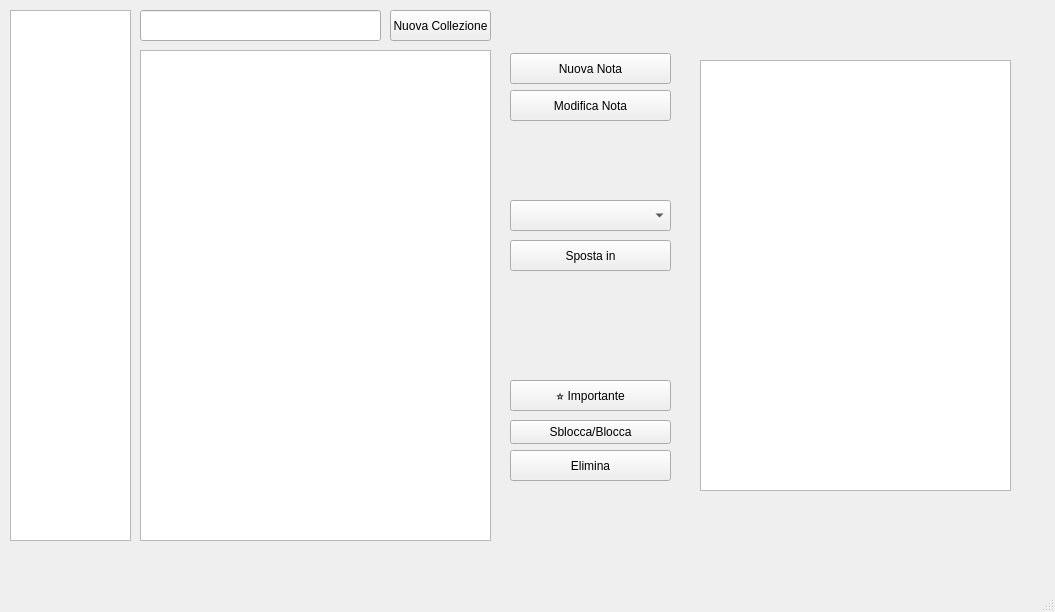
RiccardoFagiuoli/NoteLab, file mainwindow.ui: the form before one commit.
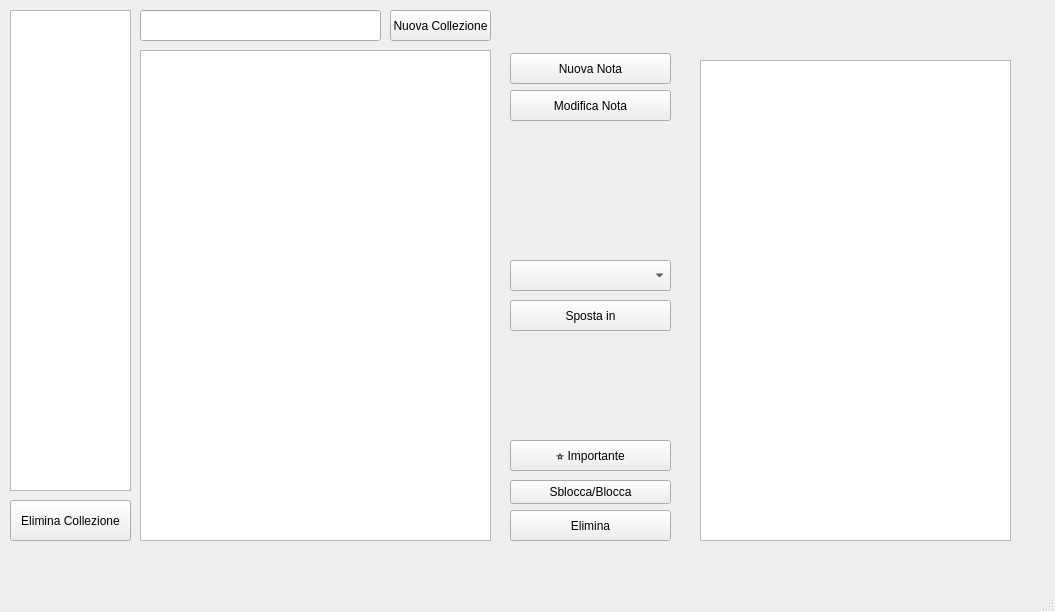
The form after the commit.

Commit message: Vari problemi risolti tra cui cancellazione di una collezione portava alla perdita delle note contenute nella memoroia

Patch:
```diff
--- a/mainwindow.ui
+++ b/mainwindow.ui
@@ -44,7 +44,7 @@
       <property name="geometry">
        <rect>
         <x>510</x>
-        <y>450</y>
+        <y>510</y>
         <width>161</width>
         <height>31</height>
        </rect>
@@ -57,7 +57,7 @@
       <property name="geometry">
        <rect>
         <x>510</x>
-        <y>240</y>
+        <y>300</y>
         <width>161</width>
         <height>31</height>
        </rect>
@@ -70,7 +70,7 @@
       <property name="geometry">
        <rect>
         <x>510</x>
-        <y>200</y>
+        <y>260</y>
         <width>161</width>
         <height>31</height>
        </rect>
@@ -92,7 +92,7 @@
         <x>10</x>
         <y>10</y>
         <width>121</width>
-        <height>531</height>
+        <height>481</height>
        </rect>
       </property>
      </widget>
@@ -110,7 +110,7 @@
       <property name="geometry">
        <rect>
         <x>510</x>
-        <y>380</y>
+        <y>440</y>
         <width>161</width>
         <height>31</height>
        </rect>
@@ -123,7 +123,7 @@
       <property name="geometry">
        <rect>
         <x>510</x>
-        <y>420</y>
+        <y>480</y>
         <width>161</width>
         <height>24</height>
        </rect>
@@ -164,10 +164,23 @@
         <x>700</x>
         <y>60</y>
         <width>311</width>
-        <height>431</height>
+        <height>481</height>
        </rect>
       </property>
      </widget>
+     <widget class="QPushButton" name="btnEliminaCollezione">
+      <property name="geometry">
+       <rect>
+        <x>10</x>
+        <y>500</y>
+        <width>121</width>
+        <height>41</height>
+       </rect>
+      </property>
+      <property name="text">
+       <string>Elimina Collezione</string>
+      </property>
+     </widget>
     </widget>
     <widget class="QWidget" name="page_1">
      <widget class="QTextEdit" name="textContenutoEditor">
```
The commit also changes 5 other files.
